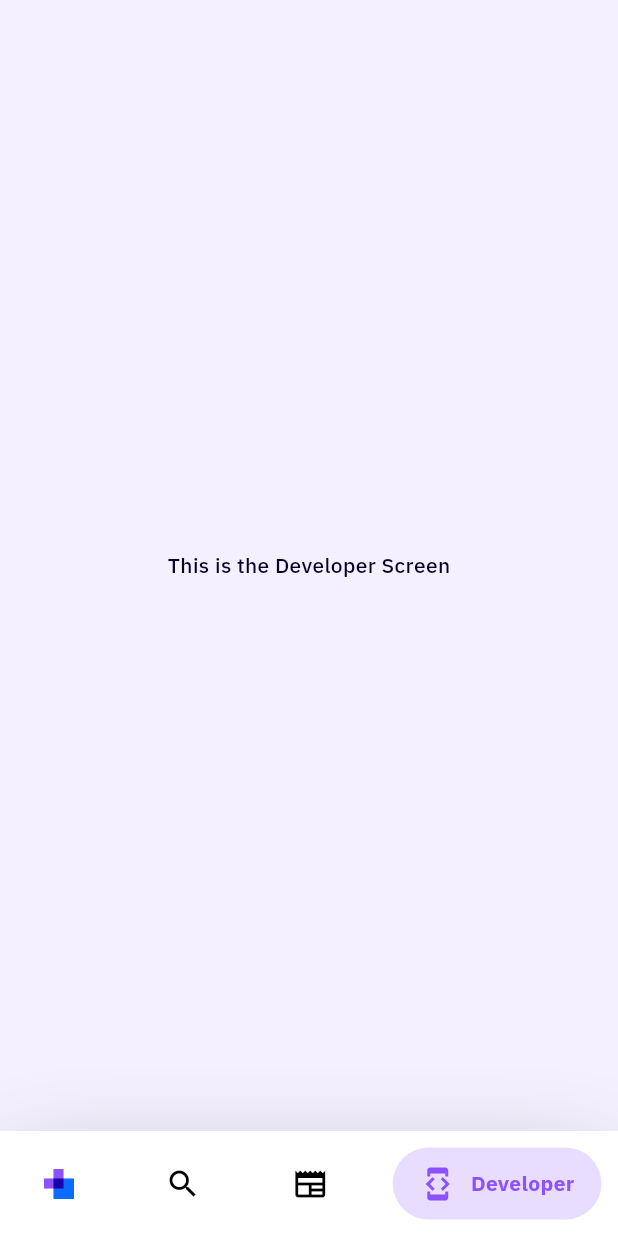
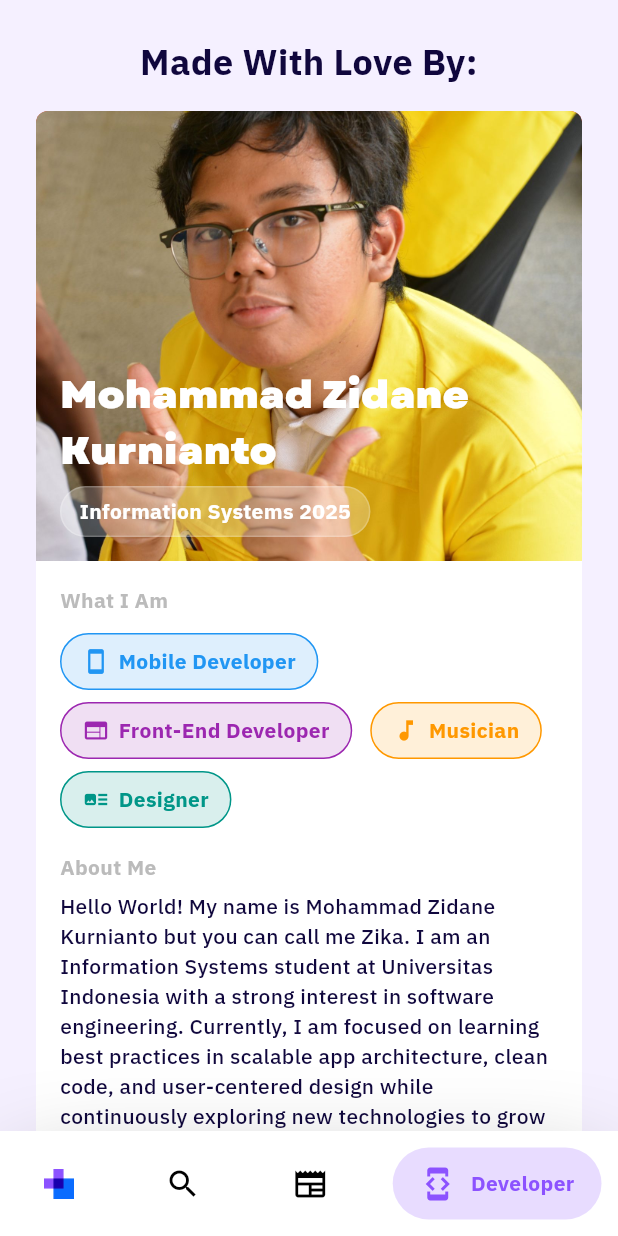
Before and after one commit to Sharkfin07/samudera, a Flutter app: the screen it shows after launch, item 4 of the bottom bar chosen, on a phone screen of 412 x 824 dp. Run offline on Flutter 3.47's test engine with Material 3 defaults, Android fonts, the phone set to English and light mode, and no system bars; drawn by our look-alikes of google_nav_bar; our stand-ins replace dio, flutter_dotenv, lottie; missing offline and left inert: super_bullet_list; project files that could hold a hidden picture were left out.

Commit message:
feat(developer): Created the developer credit screen

```diff
--- a/lib/presentation/screens/developer/developer_screen.dart
+++ b/lib/presentation/screens/developer/developer_screen.dart
@@ -1,10 +1,67 @@
 import 'package:flutter/material.dart';
+import 'package:samudera/presentation/screens/developer/secret_screen.dart';
+import 'package:samudera/presentation/widgets/developer/developer_card.dart';
+import 'package:samudera/presentation/widgets/global/global_button.dart';
 
-class DeveloperScreen extends StatelessWidget {
+class DeveloperScreen extends StatefulWidget {
   const DeveloperScreen({super.key});
 
   @override
+  State<DeveloperScreen> createState() => _DeveloperScreenState();
+}
+
+class _DeveloperScreenState extends State<DeveloperScreen> {
+  final picturePath = "assets/images/self-pic.jpg";
+  int _tapCount = 0;
+  DateTime? _lastTap;
+
+  void _onEasterEggTap() {
+    final now = DateTime.now();
+    // Reset counter if more than 1 second since last tap
+    if (_lastTap != null && now.difference(_lastTap!).inMilliseconds > 1000) {
+      _tapCount = 0;
+    }
+    _lastTap = now;
+    _tapCount++;
+
+    if (_tapCount >= 3) {
+      _tapCount = 0;
+      Navigator.push(
+        context,
+        MaterialPageRoute(builder: (context) => const SecretScreen()),
+      );
+    }
+  }
+
+  @override
   Widget build(BuildContext context) {
-    return Center(child: Text("This is the Developer Screen"));
+    return SingleChildScrollView(
+      child: Padding(
+        padding: const EdgeInsets.all(24.0),
+        child: Column(
+          crossAxisAlignment: CrossAxisAlignment.center,
+          children: [
+            SizedBox(width: double.infinity),
+            Text(
+              "Made With Love By:",
+              textAlign: TextAlign.center,
+              style: TextStyle(fontWeight: FontWeight.bold, fontSize: 24),
+            ),
+            SizedBox(height: 16),
+
+            // * Dev Card
+            DeveloperCard(picturePath: picturePath),
+            SizedBox(height: 16),
+
+            // * Easter egg button
+            GlobalButton(
+              text: "Version 1.0.0",
+              variant: ButtonVariant.text,
+              onPressed: _onEasterEggTap,
+            ),
+          ],
+        ),
+      ),
+    );
   }
 }
--- /dev/null
+++ b/lib/presentation/screens/developer/secret_screen.dart
@@ -0,0 +1,29 @@
+// ! Why Are You Here?
+import 'package:flutter/material.dart';
+
+class SecretScreen extends StatelessWidget {
+  const SecretScreen({super.key});
+
+  @override
+  Widget build(BuildContext context) {
+    return Scaffold(
+      appBar: AppBar(title: Text("")),
+      body: Padding(
+        padding: const EdgeInsets.fromLTRB(16, 32, 16, 32),
+        child: Column(
+          children: [
+            Text(
+              "Why Are You Here?",
+              style: TextStyle(fontSize: 28, fontWeight: FontWeight.bold),
+            ),
+            SizedBox(height: 16),
+            ClipRRect(
+              borderRadius: BorderRadiusGeometry.circular(32),
+              child: Image.asset("assets/images/s3cr3t.jpg"),
+            ),
+          ],
+        ),
+      ),
+    );
+  }
+}
--- a/lib/presentation/theme/app_palette.dart
+++ b/lib/presentation/theme/app_palette.dart
@@ -11,7 +11,7 @@ class AppPalette {
   static final vividBlue = _hexToColor("#0a6cff");
   static final purple = _hexToColor("#8c52ff");
   static final vividIndigo = _hexToColor("#1800ad");
-  static final darkIndigo = _hexToColor("#070127");
+  static final darkIndigo = _hexToColor("#10073d");
   static final lightIndigo = _hexToColor("#f5f0ff");
 
   // * Gradients
--- /dev/null
+++ b/lib/presentation/widgets/developer/developer_card.dart
@@ -0,0 +1,202 @@
+import 'package:flutter/material.dart';
+import 'package:samudera/core/utils/is_dark.dart';
+import 'package:samudera/presentation/theme/app_palette.dart';
+import 'package:super_bullet_list/bullet_list.dart';
+
+class DeveloperCard extends StatelessWidget {
+  final String picturePath;
+  const DeveloperCard({super.key, required this.picturePath});
+
+  @override
+  Widget build(BuildContext context) {
+    final bool isDarkMode = isDark(context);
+    return ClipRRect(
+      borderRadius: BorderRadiusGeometry.circular(8.0),
+      child: Container(
+        decoration: BoxDecoration(
+          color: isDarkMode ? AppPalette.darkIndigo : Colors.white,
+          boxShadow: [
+            BoxShadow(
+              color: isDarkMode
+                  ? AppPalette.lightIndigo
+                  : Colors.black.withValues(
+                      alpha: 0.5,
+                    ), // Shadow color and opacity
+              offset: Offset(0, 0), // Horizontal and vertical offset
+              blurRadius: 10, // How soft the edge of the shadow is
+              spreadRadius: 5, // How much the shadow expands or contracts
+            ),
+          ],
+        ),
+        child: Column(
+          children: [
+            Container(
+              width: double.infinity,
+              height: 300,
+              decoration: BoxDecoration(
+                color: Colors.red,
+                image: DecorationImage(
+                  image: AssetImage(picturePath),
+                  fit: BoxFit.cover,
+                ),
+              ),
+              child: Padding(
+                padding: const EdgeInsets.fromLTRB(16, 32, 16, 16),
+                child: Column(
+                  mainAxisAlignment: MainAxisAlignment.end,
+                  crossAxisAlignment: CrossAxisAlignment.start,
+                  children: [
+                    Text(
+                      "Mohammad Zidane Kurnianto",
+                      style: TextStyle(
+                        color: Colors.white,
+                        fontWeight: FontWeight.bold,
+                        fontFamily: "Garet",
+                        fontSize: 26,
+                      ),
+                    ),
+                    const SizedBox(height: 6),
+                    Container(
+                      padding: const EdgeInsets.symmetric(
+                        horizontal: 12,
+                        vertical: 6,
+                      ),
+                      decoration: BoxDecoration(
+                        color: Colors.white.withValues(alpha: 0.25),
+                        borderRadius: BorderRadius.circular(100),
+                        border: Border.all(
+                          color: Colors.white.withValues(alpha: 0.2),
+                        ),
+                      ),
+                      child: Text(
+                        "Information Systems 2025",
+                        style: TextStyle(
+                          color: Colors.white,
+                          fontWeight: FontWeight.w600,
+                          fontSize: 14,
+                        ),
+                      ),
+                    ),
+                  ],
+                ),
+              ),
+            ),
+            Padding(
+              padding: EdgeInsets.fromLTRB(16, 16, 16, 32),
+              child: Column(
+                crossAxisAlignment: CrossAxisAlignment.start,
+                children: [
+                  SizedBox(width: double.infinity),
+                  Text(
+                    "What I Am",
+                    style: TextStyle(
+                      fontWeight: FontWeight.bold,
+                      color: Colors.grey.withValues(alpha: .7),
+                    ),
+                  ),
+                  SizedBox(height: 12),
+                  Wrap(
+                    spacing: 12,
+                    runSpacing: 8,
+                    crossAxisAlignment: WrapCrossAlignment.start,
+                    children: [
+                      _buildTag(
+                        icon: Icons.smartphone,
+                        text: "Mobile Developer",
+                        color: Colors.blue,
+                      ),
+                      _buildTag(
+                        icon: Icons.web,
+                        text: "Front-End Developer",
+                        color: Colors.purple,
+                      ),
+                      _buildTag(
+                        icon: Icons.music_note,
+                        text: "Musician",
+                        color: Colors.orange,
+                      ),
+                      _buildTag(
+                        icon: Icons.art_track,
+                        text: "Designer",
+                        color: Colors.teal,
+                      ),
+                    ],
+                  ),
+                  SizedBox(height: 16),
+
+                  // * About Me Section
+                  Text(
+                    "About Me",
+                    style: TextStyle(
+                      fontWeight: FontWeight.bold,
+                      color: Colors.grey.withValues(alpha: .7),
+                    ),
+                  ),
+                  SizedBox(height: 6),
+                  Text(
+                    "Hello World! My name is Mohammad Zidane Kurnianto but you can call me Zika. I am an Information Systems student at Universitas Indonesia with a strong interest in software engineering. Currently, I am focused on learning best practices in scalable app architecture, clean code, and user-centered design while continuously exploring new technologies to grow as a developer.",
+                  ),
+                  SizedBox(height: 16),
+
+                  // * Fun Fact Section
+                  Text(
+                    "Fun Facts",
+                    style: TextStyle(
+                      fontWeight: FontWeight.bold,
+                      color: Colors.grey.withValues(alpha: .7),
+                    ),
+                  ),
+                  SizedBox(height: 6),
+                  SuperBulletList(
+                    separator: SizedBox(height: 4),
+                    iconSize: 6,
+                    gap: 6,
+                    crossAxisMargin: 8,
+                    items: [
+                      Text(
+                        "Obsessed with bread (especially freshly baked ones)",
+                      ),
+                      Text("(Kinda) hates JavaScript"),
+                      Text("But somehow likes TypeScript"),
+                      Text("Can't drive stick"),
+                    ],
+                  ),
+                ],
+              ),
+            ),
+          ],
+        ),
+      ),
+    );
+  }
+
+  Widget _buildTag({
+    required IconData icon,
+    required String text,
+    required Color color,
+  }) {
+    return Container(
+      padding: const EdgeInsets.symmetric(horizontal: 14, vertical: 8),
+      decoration: BoxDecoration(
+        color: color.withValues(alpha: .15),
+        borderRadius: BorderRadius.circular(100),
+        border: Border.all(color: color),
+      ),
+      child: Row(
+        mainAxisSize: MainAxisSize.min,
+        children: [
+          Icon(icon, size: 18, color: color),
+          const SizedBox(width: 6),
+          Text(
+            text,
+            style: TextStyle(
+              color: color,
+              fontWeight: FontWeight.w600,
+              fontSize: 14,
+            ),
+          ),
+        ],
+      ),
+    );
+  }
+}
--- a/pubspec.yaml
+++ b/pubspec.yaml
@@ -16,6 +16,7 @@ dependencies:
   hive: ^2.2.3
   lottie: ^3.3.2
   google_nav_bar: ^5.0.7
+  super_bullet_list: ^0.0.3
 
 dev_dependencies:
   flutter_test:
@@ -29,6 +30,7 @@ flutter:
   assets:
     - .env
     - assets/icons/
+    - assets/images/
     - assets/lottie/
 
   fonts:
```
Also changed, not shown: assets/images/s3cr3t.jpg (added), assets/images/self-pic.jpg (added), pubspec.lock.
